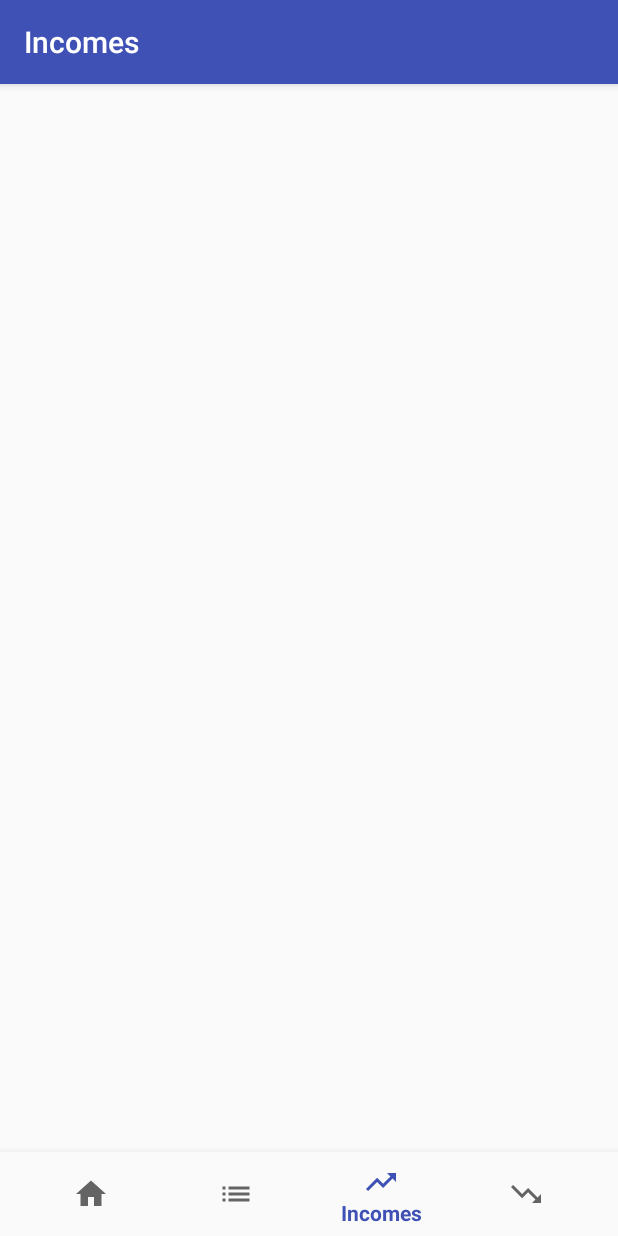
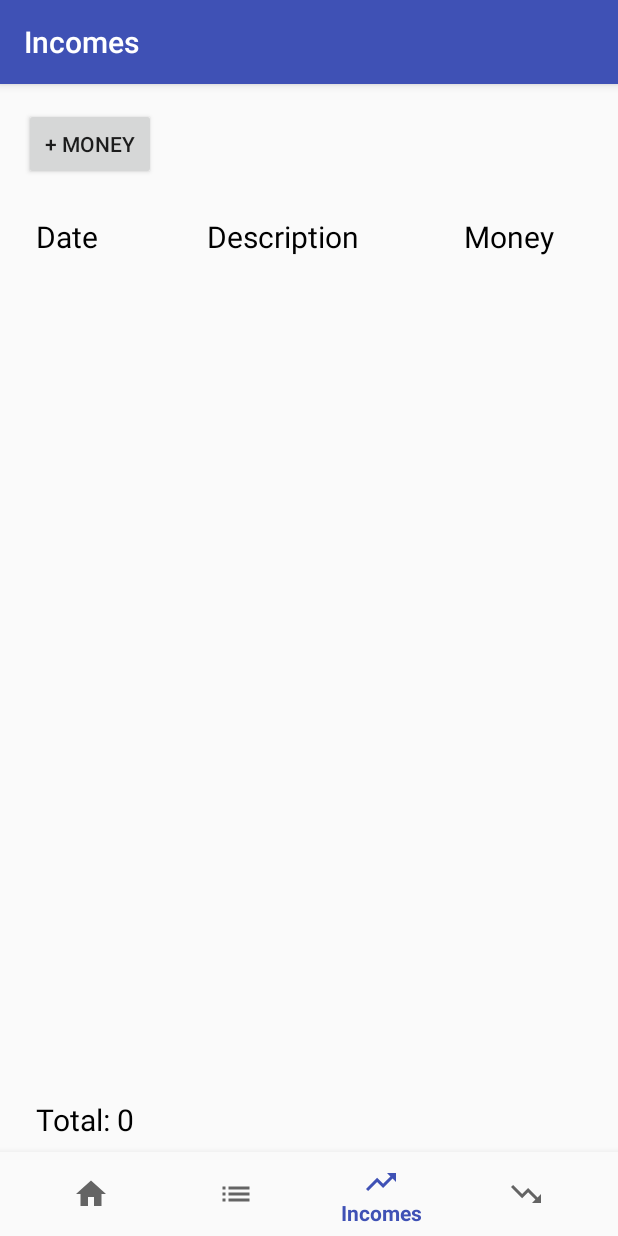
Before and after one commit to Zimzik/Budget, an Android app: the screen it shows after launch (MainActivity), item 3 of the bottom bar chosen, on a phone screen of 412 x 824 dp. Run offline under Robolectric (Android 15) with nearby library versions, the phone set to English and light mode, and no system bars; our stand-ins replace Room's generated code, RxJava; libraries missing offline, so code that uses them is left out: com.fourmob.datetimepicker.

Commit message:
Add Incomes fragment.

```diff
--- a/app/src/main/java/com/example/zimzik/budget/adapters/ExpenseListAdapter.java
+++ b/app/src/main/java/com/example/zimzik/budget/adapters/ExpenseListAdapter.java
@@ -1,4 +1,5 @@
 package com.example.zimzik.budget.adapters;
 
-public class ExpenseListAdapter {
+public class ExpenseListAdapter  {
+
 }
--- a/app/src/main/java/com/example/zimzik/budget/adapters/IncimeListAdapter.java
+++ /dev/null
@@ -1,4 +0,0 @@
-package com.example.zimzik.budget.adapters;
-
-public class IncimeListAdapter {
-}
--- /dev/null
+++ b/app/src/main/java/com/example/zimzik/budget/adapters/IncomeListAdapter.java
@@ -0,0 +1,70 @@
+package com.example.zimzik.budget.adapters;
+
+import android.support.annotation.NonNull;
+import android.support.v7.widget.RecyclerView;
+import android.view.LayoutInflater;
+import android.view.View;
+import android.view.ViewGroup;
+import android.widget.PopupMenu;
+import android.widget.TextView;
+
+import com.example.zimzik.budget.R;
+import com.example.zimzik.budget.data.db.models.Income;
+
+import java.text.SimpleDateFormat;
+import java.util.Date;
+import java.util.List;
+
+public class IncomeListAdapter extends RecyclerView.Adapter<IncomeListAdapter.ViewHolder> {
+
+    private List<Income> mIncomes;
+    private FinancialListAdapter.LongClick<Income> mLongClick;
+
+    public IncomeListAdapter(List<Income> incomes, FinancialListAdapter.LongClick<Income> longClick) {
+        mIncomes = incomes;
+        mLongClick = longClick;
+    }
+
+    @NonNull
+    @Override
+    public IncomeListAdapter.ViewHolder onCreateViewHolder(@NonNull ViewGroup parent, int viewType) {
+        View view = LayoutInflater.from(parent.getContext()).inflate(R.layout.income_list_item_view, parent, false);
+        return new ViewHolder(view);
+    }
+
+    @Override
+    public void onBindViewHolder(@NonNull ViewHolder holder, int position) {
+        final Income income = mIncomes.get(position);
+        holder.date.setText(new SimpleDateFormat("dd.MM.yyyy").format(new Date(income.getDate())));
+        holder.description.setText(income.getDescription());
+        holder.money.setText(String.valueOf(income.getSumm()));
+        holder.itemView.setOnLongClickListener(v -> {
+            PopupMenu menu = new PopupMenu(v.getContext(), holder.itemView);
+            menu.inflate(R.menu.period_list_context_menu);
+            menu.setOnMenuItemClickListener(item -> {
+                if (item.getItemId() == R.id.cp_delete) {
+                    mLongClick.call(income);
+                }
+                return true;
+            });
+            menu.show();
+            return true;
+        });
+    }
+
+    @Override
+    public int getItemCount() {
+        return mIncomes.size();
+    }
+
+    public class ViewHolder extends RecyclerView.ViewHolder {
+        final TextView date, description, money;
+
+        ViewHolder(View view) {
+            super(view);
+            date = view.findViewById(R.id.tv_income_date);
+            description = view.findViewById(R.id.tv_income_description);
+            money = view.findViewById(R.id.tv_income_money);
+        }
+    }
+}
--- a/app/src/main/java/com/example/zimzik/budget/data/db/repo/IncomeRepo.java
+++ b/app/src/main/java/com/example/zimzik/budget/data/db/repo/IncomeRepo.java
@@ -24,7 +24,7 @@ public class IncomeRepo {
     }
 
     public Completable deleteIncome(Income income) {
-        return Completable.fromAction(() -> deleteIncome(income));
+        return Completable.fromAction(() -> mIncomeDao.deleteIncome(income));
     }
 
     public Single<List<Income>> getAll() {
--- a/app/src/main/java/com/example/zimzik/budget/fragments/IncomesFragment.java
+++ b/app/src/main/java/com/example/zimzik/budget/fragments/IncomesFragment.java
@@ -1,16 +1,38 @@
 package com.example.zimzik.budget.fragments;
 
+import android.annotation.SuppressLint;
+import android.app.AlertDialog;
 import android.os.Bundle;
 import android.support.annotation.NonNull;
 import android.support.annotation.Nullable;
 import android.support.v4.app.Fragment;
+import android.support.v7.widget.DividerItemDecoration;
+import android.support.v7.widget.RecyclerView;
 import android.view.LayoutInflater;
 import android.view.View;
 import android.view.ViewGroup;
+import android.widget.TextView;
+import android.widget.Toast;
 
 import com.example.zimzik.budget.R;
+import com.example.zimzik.budget.adapters.IncomeListAdapter;
+import com.example.zimzik.budget.data.db.AppDB;
+import com.example.zimzik.budget.data.db.models.Income;
+import com.example.zimzik.budget.fragments.dialog_fragments.AddIncomeDialogFragment;
+
+import java.util.Collections;
+
+import io.reactivex.Scheduler;
+import io.reactivex.android.schedulers.AndroidSchedulers;
+import io.reactivex.schedulers.Schedulers;
 
 public class IncomesFragment extends Fragment {
+    private AppDB mDB;
+    private TextView mTvTotalSumm;
+    private IncomeListAdapter mAdapter;
+    private RecyclerView mRecyclerView;
+
+    private AddIncomeDialogFragment mAddIncomeDialogFragment;
     public IncomesFragment() {
         // Required empty public constructor
     }
@@ -24,10 +46,81 @@ public class IncomesFragment extends Fragment {
         return fragment;
     }
 
+    @Override
+    public void onCreate(@Nullable Bundle savedInstanceState) {
+        super.onCreate(savedInstanceState);
+        mDB = AppDB.getsInstance(getContext());
+        mAddIncomeDialogFragment = AddIncomeDialogFragment.newInstance(income -> {
+            mDB.getIncomeRepo().insertIncome(income)
+                    .subscribeOn(Schedulers.io())
+                    .observeOn(AndroidSchedulers.mainThread())
+                    .subscribe(() -> {
+                        Toast.makeText(getContext(), R.string.income_successfully_saved, Toast.LENGTH_LONG).show();
+                        refreshTable();
+                    });
+        });
+    }
+
     @Nullable
     @Override
     public View onCreateView(@NonNull LayoutInflater inflater, @Nullable ViewGroup container, @Nullable Bundle savedInstanceState) {
-        View view = inflater.inflate(R.layout.fragment_incomes, container, false);
+        // Inflate the layout for this fragment
+        View view =  inflater.inflate(R.layout.fragment_income, container, false);
+        view.findViewById(R.id.add_money_btn_income).setOnClickListener(v -> addMoneyButtonClick());
+        mTvTotalSumm = view.findViewById(R.id.tv_total_summ_income);
+        mRecyclerView = view.findViewById(R.id.rv_incomes);
+        mRecyclerView.addItemDecoration(new DividerItemDecoration(getContext(), DividerItemDecoration.VERTICAL));
+        refreshTable();
         return view;
     }
+
+    @SuppressLint("CheckResult")
+    private void addMoneyButtonClick() {
+        mAddIncomeDialogFragment.show(getFragmentManager(), "AddIncomeDialog");
+    }
+
+    @SuppressLint("CheckResult")
+    private void refreshTable() {
+        mDB.getIncomeRepo().getAll()
+                .subscribeOn(Schedulers.io())
+                .observeOn(AndroidSchedulers.mainThread())
+                .subscribe(incomes -> {
+                    Collections.sort(incomes, (i1, i2) -> {
+                        Long i1Time = i1.getDate();
+                        Long i2Time = i2.getDate();
+                        if (i2Time > i1Time) return 1;
+                        else if (i2Time == i1Time) return 0;
+                        else return -1;
+                    });
+                    int summ = 0;
+                    for (Income r : incomes) {
+                        summ += r.getSumm();
+                    }
+                    String s = String.format(getString(R.string.total) + " " + summ);
+                    mTvTotalSumm.setText(s);
+                    mAdapter = new IncomeListAdapter(incomes, income -> {
+                        AlertDialog.Builder builder = new AlertDialog.Builder(getContext());
+                        builder.setMessage(R.string.are_you_shure_to_delete_period);
+                        builder.setPositiveButton(getString(R.string.delete), (dialog, which) -> deleteIncomeFromDB(income));
+                        builder.setNegativeButton(getString(R.string.cancel), (dialog, which) -> {
+
+                        });
+                        builder.setCancelable(true);
+                        builder.show();
+                    });
+                    mRecyclerView.setAdapter(mAdapter);
+
+                });
+    }
+
+    @SuppressLint("CheckResult")
+    private void deleteIncomeFromDB(Income income) {
+        mDB.getIncomeRepo().deleteIncome(income)
+                .subscribeOn(Schedulers.io())
+                .observeOn(AndroidSchedulers.mainThread())
+                .subscribe(() -> {
+                    Toast.makeText(getContext(), R.string.income_successfully_deleted, Toast.LENGTH_LONG).show();
+                    refreshTable();
+                });
+    }
 }
--- /dev/null
+++ b/app/src/main/java/com/example/zimzik/budget/fragments/dialog_fragments/AddExpenseDialogFragment.java
@@ -0,0 +1,4 @@
+package com.example.zimzik.budget.fragments.dialog_fragments;
+
+public class AddExpenseDialogFragment {
+}
--- /dev/null
+++ b/app/src/main/res/layout/fragment_income.xml
@@ -0,0 +1,86 @@
+<?xml version="1.0" encoding="utf-8"?>
+<android.support.constraint.ConstraintLayout xmlns:android="http://schemas.android.com/apk/res/android"
+    xmlns:tools="http://schemas.android.com/tools"
+    android:layout_width="match_parent"
+    android:layout_height="match_parent"
+    android:padding="16dp"
+    xmlns:app="http://schemas.android.com/apk/res-auto"
+    tools:context=".fragments.IncomesFragment">
+
+    <Button
+        android:id="@+id/add_money_btn_income"
+        android:layout_width="wrap_content"
+        android:layout_height="wrap_content"
+        android:text="@string/plus_money"
+        app:layout_constraintLeft_toLeftOf="parent"
+        app:layout_constraintTop_toTopOf="parent" />
+
+    <TextView
+        style="@style/tableHeadCells"
+        android:text="@string/date"
+        android:layout_marginTop="16dp"
+        android:id="@+id/tv_date_header"
+        app:layout_constraintTop_toBottomOf="@id/add_money_btn_income"
+        app:layout_constraintLeft_toLeftOf="parent"
+        app:layout_constraintRight_toRightOf="@id/guideline"/>
+
+    <android.support.constraint.Guideline
+        android:id="@+id/guideline"
+        android:layout_width="wrap_content"
+        android:layout_height="wrap_content"
+        android:orientation="vertical"
+        app:layout_constraintGuide_percent="0.3" />
+
+    <TextView
+        style="@style/tableHeadCells"
+        android:text="@string/description"
+        app:layout_constraintTop_toTopOf="@id/tv_date_header"
+        app:layout_constraintLeft_toLeftOf="@id/guideline"
+        app:layout_constraintRight_toRightOf="@id/guideline2"/>
+
+
+    <android.support.constraint.Guideline
+        android:id="@+id/guideline2"
+        android:layout_width="wrap_content"
+        android:layout_height="wrap_content"
+        android:orientation="vertical"
+        app:layout_constraintGuide_percent="0.75" />
+
+    <TextView
+        app:layout_constraintTop_toTopOf="@id/tv_date_header"
+        app:layout_constraintLeft_toLeftOf="@id/guideline2"
+        app:layout_constraintRight_toRightOf="parent"
+        style="@style/tableHeadCells"
+        android:text="@string/money" />
+
+    <TextView
+        style="@style/tableHeadCells"
+        android:layout_marginStart="1dp"
+        android:layout_weight="3"
+        android:text="@string/money" />
+
+    <android.support.v7.widget.RecyclerView
+        android:id="@+id/rv_incomes"
+        android:layout_width="match_parent"
+        android:layout_height="0dp"
+        android:scrollbars="vertical"
+        app:layoutManager="android.support.v7.widget.LinearLayoutManager"
+        app:layout_constraintBottom_toTopOf="@id/tv_total_summ_income"
+        app:layout_constraintTop_toBottomOf="@id/tv_date_header">
+
+    </android.support.v7.widget.RecyclerView>
+
+    <TextView
+        android:id="@+id/tv_total_summ_income"
+        android:layout_width="match_parent"
+        android:layout_height="wrap_content"
+        android:layout_marginTop="10dp"
+        android:paddingEnd="8dp"
+        android:paddingStart="8dp"
+        android:textColor="#000"
+        android:textSize="20sp"
+        android:layout_marginBottom="48dp"
+        app:layout_constraintBottom_toBottomOf="parent"
+        app:layout_constraintTop_toBottomOf="@id/rv_periods" />
+
+</android.support.constraint.ConstraintLayout>
--- a/app/src/main/res/values/strings.xml
+++ b/app/src/main/res/values/strings.xml
@@ -51,4 +51,10 @@
     <string name="period_successfully_deleted">Period successfully delete!</string>
     <string name="update">Update</string>
     <string name="edit_member">Edit member</string>
+    <string name="minus_money">- Money</string>
+    <string name="date">Date</string>
+    <string name="description">Description</string>
+    <string name="add_new_income">Add new revenue</string>
+    <string name="income_successfully_saved">Revenue successfully saved!</string>
+    <string name="income_successfully_deleted">Revenue successfully deleted!</string>
 </resources>
```
Also changed, not shown: app/src/main/java/com/example/zimzik/budget/fragments/dialog_fragments/AddIncomeDialogFragment.java (added, +139 -0 lines), app/src/main/res/layout/dialog_add_new_income.xml (added, +65 -0 lines), app/src/main/res/layout/income_list_item_view.xml (added, +45 -0 lines), 1 other file.
